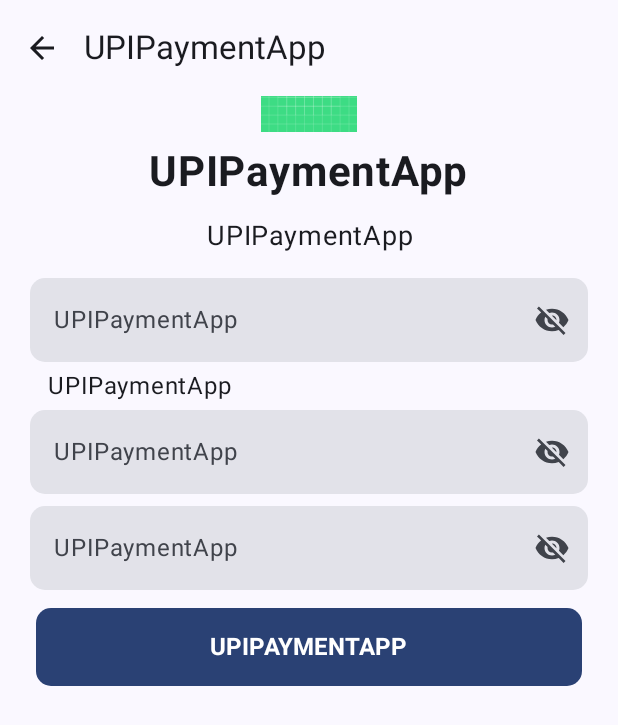
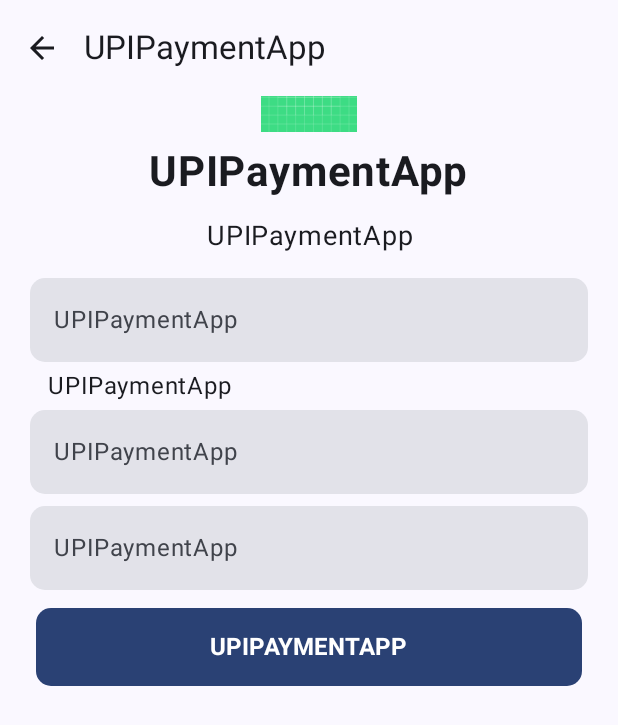
Before and after one commit to RumitPatel/android-pay-with-upi, an Android app built with Jetpack Compose: the screen it shows after launch (MainActivity), after a tap on "UPIPAYMENTAPP", on a phone screen of 412 x 824 dp. Shown: the top 725 px of the screen. Run offline under Robolectric (Android 15) with nearby library versions, the phone set to English and light mode, and no system bars.

Commit message:
code clean

```diff
--- a/app/src/main/java/com/rum/upipaymentapp/ResetPasswordScreen.kt
+++ b/app/src/main/java/com/rum/upipaymentapp/PaymentScreen.kt
@@ -7,11 +7,7 @@ import androidx.compose.foundation.text.KeyboardOptions
 import androidx.compose.material.*
 import androidx.compose.material.icons.Icons
 import androidx.compose.material.icons.filled.ArrowBack
-import androidx.compose.material.icons.filled.Visibility
-import androidx.compose.material.icons.filled.VisibilityOff
 import androidx.compose.material3.Button
-import androidx.compose.material3.ButtonDefaults
-import androidx.compose.material3.CircularProgressIndicator
 import androidx.compose.material3.ExperimentalMaterial3Api
 import androidx.compose.material3.Icon
 import androidx.compose.material3.IconButton
@@ -25,9 +21,7 @@ import androidx.compose.runtime.setValue
 import androidx.compose.ui.Alignment
 import androidx.compose.ui.Modifier
 import androidx.compose.ui.graphics.Color
-import androidx.compose.ui.graphics.vector.ImageVector
 import androidx.compose.ui.layout.ContentScale
-import androidx.compose.ui.res.colorResource
 import androidx.compose.ui.res.painterResource
 import androidx.compose.ui.res.stringResource
 import androidx.compose.ui.text.font.FontWeight
@@ -36,9 +30,7 @@ import androidx.compose.ui.text.input.KeyboardType
 import androidx.compose.ui.text.style.TextAlign
 import androidx.compose.ui.unit.dp
 import androidx.compose.ui.unit.sp
-import androidx.lifecycle.LiveData
-import androidx.lifecycle.MediatorLiveData
-import com.rum.upipaymentapp.ui.custom_views.MyPasswordTextField
+import com.rum.upipaymentapp.ui.custom_views.MyTextField
 import com.rum.upipaymentapp.ui.custom_views.MyText
 
 @OptIn(ExperimentalMaterial3Api::class)
@@ -62,13 +54,15 @@ fun ResetPasswordScreen(
 
 
     Scaffold(topBar = {
-        TopAppBar(title = {
-            MyText(text = stringResource(R.string.app_name))
-        }, navigationIcon = {
-            IconButton(onClick = onBackArrowPressed) {
-                Icon(Icons.Filled.ArrowBack, "")
-            }
-        },
+        TopAppBar(
+            title = {
+                MyText(text = stringResource(R.string.app_name))
+            },
+            navigationIcon = {
+                IconButton(onClick = onBackArrowPressed) {
+                    Icon(Icons.Filled.ArrowBack, "")
+                }
+            },
         )
     }, content = { padding ->
         Column(
@@ -98,10 +92,10 @@ fun ResetPasswordScreen(
                 fontSize = 18.sp,
             )
 
-            MyPasswordTextField(value = currentPassword,
+            MyTextField(
+                value = currentPassword,
                 isError = isErrorCurrentPassword,
                 errorMessage = stringResource(R.string.app_name),
-                valueVisibility = currentPasswordVisible,
                 placeholder = stringResource(R.string.app_name),
                 label = stringResource(R.string.app_name),
                 onValueChange = {
@@ -110,20 +104,13 @@ fun ResetPasswordScreen(
                 },
                 keyboardOptions = KeyboardOptions(
                     keyboardType = KeyboardType.Password, imeAction = ImeAction.Next
-                ),
-                trailingIcon = {
-                    val image = getPasswordToggleIcon(currentPasswordVisible)
-                    val description = getPasswordToggleDescription(confirmNewPasswordVisible)
+                )
+            )
 
-                    IconButton(onClick = { currentPasswordVisible = !currentPasswordVisible }) {
-                        Icon(imageVector = image, description)
-                    }
-                })
-
-            MyPasswordTextField(value = newPassword,
+            MyTextField(
+                value = newPassword,
                 isError = isErrorNewPassword,
                 errorMessage = stringResource(R.string.app_name),
-                valueVisibility = newPasswordVisible,
                 placeholder = stringResource(R.string.app_name),
                 label = stringResource(R.string.app_name),
                 onValueChange = {
@@ -132,20 +119,13 @@ fun ResetPasswordScreen(
                 },
                 keyboardOptions = KeyboardOptions(
                     keyboardType = KeyboardType.Password, imeAction = ImeAction.Next
-                ),
-                trailingIcon = {
-                    val image = getPasswordToggleIcon(newPasswordVisible)
-                    val description = getPasswordToggleDescription(confirmNewPasswordVisible)
+                )
+            )
 
-                    IconButton(onClick = { newPasswordVisible = !newPasswordVisible }) {
-                        Icon(imageVector = image, description)
-                    }
-                })
-
-            MyPasswordTextField(value = confirmNewPassword,
+            MyTextField(
+                value = confirmNewPassword,
                 isError = isErrorConfirmNewPassword,
                 errorMessage = stringResource(R.string.app_name),
-                valueVisibility = confirmNewPasswordVisible,
                 placeholder = stringResource(R.string.app_name),
                 label = stringResource(R.string.app_name),
                 onValueChange = {
@@ -154,17 +134,8 @@ fun ResetPasswordScreen(
                 },
                 keyboardOptions = KeyboardOptions(
                     keyboardType = KeyboardType.Password, imeAction = ImeAction.Done
-                ),
-                trailingIcon = {
-                    val image = getPasswordToggleIcon(confirmNewPasswordVisible)
-                    val description = getPasswordToggleDescription(confirmNewPasswordVisible)
-
-                    IconButton(onClick = {
-                        confirmNewPasswordVisible = !confirmNewPasswordVisible
-                    }) {
-                        Icon(imageVector = image, description)
-                    }
-                })
+                )
+            )
 
             Button(modifier = Modifier
                 .fillMaxWidth()
@@ -193,13 +164,3 @@ fun ResetPasswordScreen(
         }
     })
 }
-
-
-fun getPasswordToggleIcon(isVisible: Boolean): ImageVector {
-    return if (isVisible) Icons.Filled.Visibility
-    else Icons.Filled.VisibilityOff
-}
-
-fun getPasswordToggleDescription(isVisible: Boolean): String {
-    return if (isVisible) "Hide password" else "Show password"
-}
--- a/app/src/main/java/com/rum/upipaymentapp/ui/custom_views/CommonViews.kt
+++ b/app/src/main/java/com/rum/upipaymentapp/ui/custom_views/CommonViews.kt
@@ -5,34 +5,27 @@ import androidx.compose.foundation.layout.padding
 import androidx.compose.foundation.shape.RoundedCornerShape
 import androidx.compose.foundation.text.KeyboardOptions
 import androidx.compose.material3.ExperimentalMaterial3Api
-import androidx.compose.material3.MaterialTheme
 import androidx.compose.material3.Text
 import androidx.compose.material3.TextField
 import androidx.compose.material3.TextFieldDefaults
 import androidx.compose.runtime.Composable
 import androidx.compose.ui.Modifier
 import androidx.compose.ui.graphics.Color
-import androidx.compose.ui.res.colorResource
 import androidx.compose.ui.text.font.FontWeight
-import androidx.compose.ui.text.input.PasswordVisualTransformation
-import androidx.compose.ui.text.input.VisualTransformation
 import androidx.compose.ui.text.style.TextAlign
 import androidx.compose.ui.unit.TextUnit
 import androidx.compose.ui.unit.dp
-import com.rum.upipaymentapp.R
 
 @OptIn(ExperimentalMaterial3Api::class)
 @Composable
-fun MyPasswordTextField(
+fun MyTextField(
     value: String,
-    valueVisibility: Boolean,
     isError: Boolean,
     errorMessage: String,
     placeholder: String,
     label: String,
     onValueChange: (String) -> Unit,
     keyboardOptions: KeyboardOptions = KeyboardOptions.Default,
-    trailingIcon: @Composable (() -> Unit)? = null,
 ) {
     TextField(
         value = value,
@@ -41,9 +34,9 @@ fun MyPasswordTextField(
         onValueChange = onValueChange,
         singleLine = true,
         keyboardOptions = keyboardOptions,
-        visualTransformation = if (valueVisibility) VisualTransformation.None else PasswordVisualTransformation(),
-        trailingIcon = trailingIcon,
-        modifier = Modifier.fillMaxWidth().padding(4.dp),
+        modifier = Modifier
+            .fillMaxWidth()
+            .padding(4.dp),
         shape = RoundedCornerShape(10.dp),
         colors = TextFieldDefaults.textFieldColors(
             focusedIndicatorColor = Color.Transparent, //hide the bottom indicator line
@@ -53,7 +46,9 @@ fun MyPasswordTextField(
     if (isError) {
         MyText(
             text = errorMessage,
-            modifier = Modifier.fillMaxWidth().padding(start = 16.dp)
+            modifier = Modifier
+                .fillMaxWidth()
+                .padding(start = 16.dp)
         )
     }
 }
```
